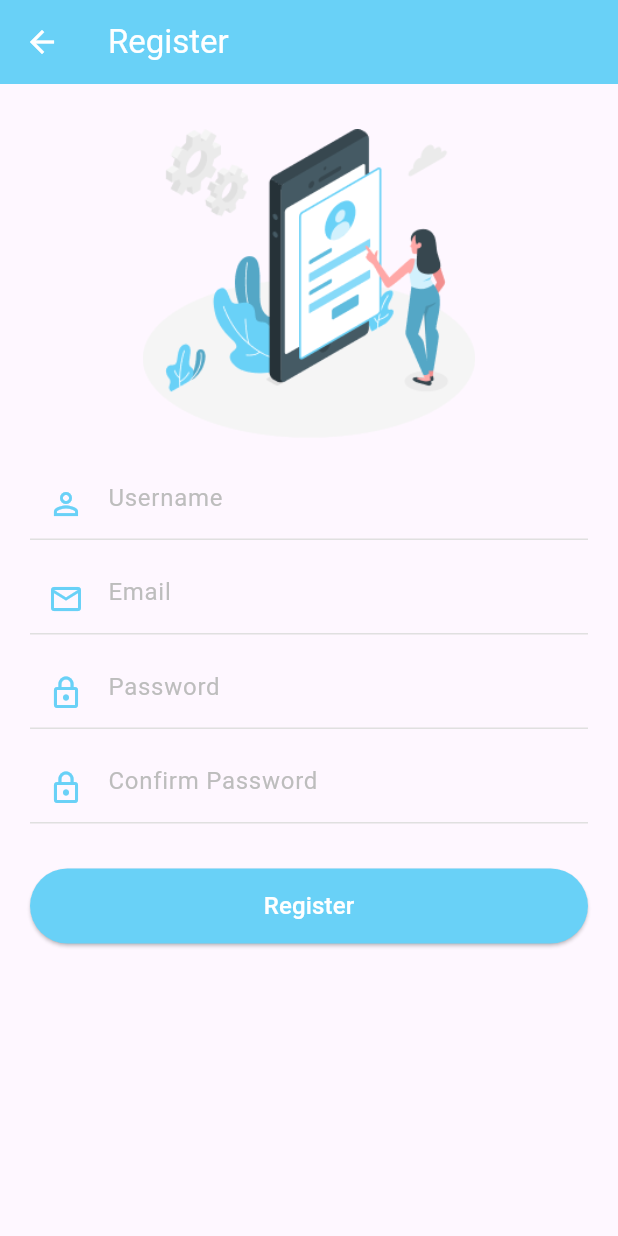
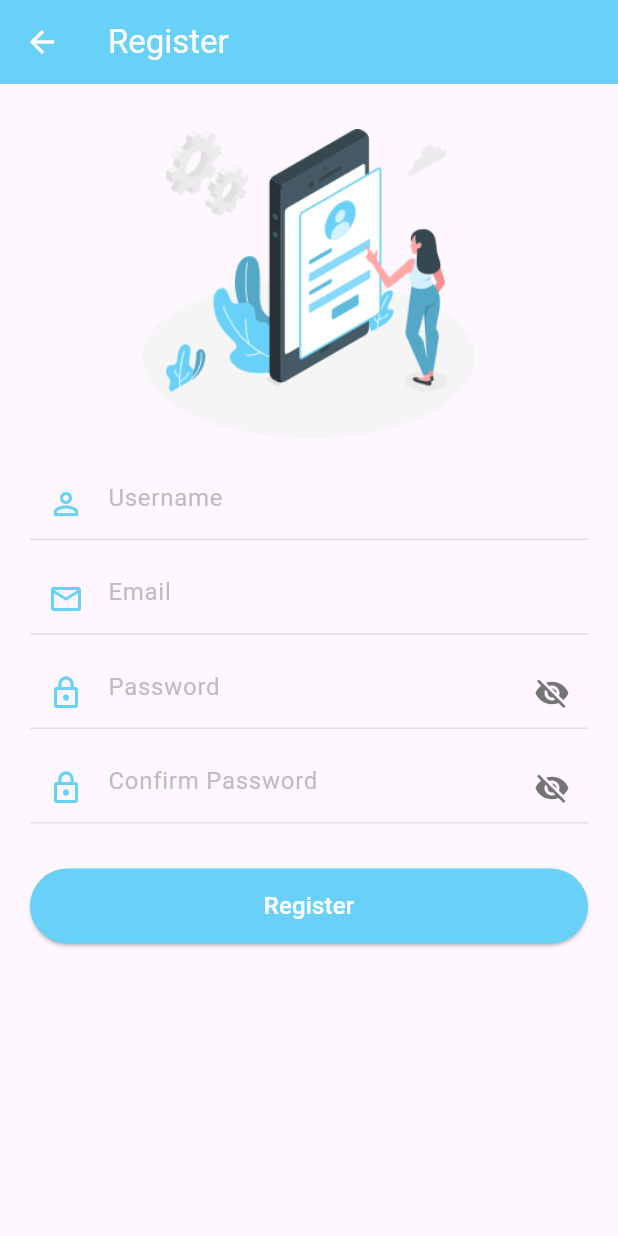
Before and after one commit to Ilhmnrlarif/UKK, a Flutter app: the screen it shows after launch, after a tap on "Sign up", on a phone screen of 412 x 824 dp. Run offline on Flutter 3.47's test engine with Material 3 defaults, Android fonts, the phone set to English and light mode, and no system bars; our stand-ins replace fl_chart, image_picker, supabase_flutter, table_calendar; accounts and stored records are empty; network calls fail.

Commit message:
design login/register

```diff
--- a/lib/form/login.dart
+++ b/lib/form/login.dart
@@ -15,6 +15,7 @@ class _LoginPageState extends State<LoginPage> {
   final _passwordController = TextEditingController();
   bool rememberMe = false;
   bool _isLoading = false;
+  bool _obscurePassword = true;
 
   Future<void> _signIn() async {
     setState(() {
@@ -83,7 +84,7 @@ class _LoginPageState extends State<LoginPage> {
             const SizedBox(height: 20),
             TextField(
               controller: _passwordController,
-              obscureText: true,
+              obscureText: _obscurePassword,
               decoration: InputDecoration(
                 prefixIcon: const Icon(Icons.lock_outline, color: Color(0xFF69D1F7)),
                 hintText: 'Password',
@@ -93,6 +94,17 @@ class _LoginPageState extends State<LoginPage> {
                 ),
                 focusedBorder: const UnderlineInputBorder(
                   borderSide: BorderSide(color: Color(0xFF69D1F7)),
+                ),
+                suffixIcon: IconButton(
+                  icon: Icon(
+                    _obscurePassword ? Icons.visibility_off : Icons.visibility,
+                    color: Colors.grey[600],
+                  ),
+                  onPressed: () {
+                    setState(() {
+                      _obscurePassword = !_obscurePassword;
+                    });
+                  },
                 ),
               ),
             ),
--- a/lib/form/register.dart
+++ b/lib/form/register.dart
@@ -14,6 +14,8 @@ class _RegisterPageState extends State<RegisterPage> {
   final _passwordController = TextEditingController();
   final _confirmPasswordController = TextEditingController();
   bool _isLoading = false;
+  bool _obscurePassword = true;
+  bool _obscureConfirmPassword = true;
 
   Future<void> _signUp() async {
     if (_passwordController.text != _confirmPasswordController.text) {
@@ -119,7 +121,7 @@ class _RegisterPageState extends State<RegisterPage> {
                 const SizedBox(height: 15),
                 TextField(
                   controller: _passwordController,
-                  obscureText: true,
+                  obscureText: _obscurePassword,
                   decoration: InputDecoration(
                     prefixIcon: const Icon(Icons.lock_outline, color: Color(0xFF69D1F7)),
                     hintText: 'Password',
@@ -130,12 +132,23 @@ class _RegisterPageState extends State<RegisterPage> {
                     focusedBorder: const UnderlineInputBorder(
                       borderSide: BorderSide(color: Color(0xFF69D1F7)),
                     ),
+                    suffixIcon: IconButton(
+                      icon: Icon(
+                        _obscurePassword ? Icons.visibility_off : Icons.visibility,
+                        color: Colors.grey[600],
+                      ),
+                      onPressed: () {
+                        setState(() {
+                          _obscurePassword = !_obscurePassword;
+                        });
+                      },
+                    ),
                   ),
                 ),
                 const SizedBox(height: 15),
                 TextField(
                   controller: _confirmPasswordController,
-                  obscureText: true,
+                  obscureText: _obscureConfirmPassword,
                   decoration: InputDecoration(
                     prefixIcon: const Icon(Icons.lock_outline, color: Color(0xFF69D1F7)),
                     hintText: 'Confirm Password',
@@ -145,6 +158,17 @@ class _RegisterPageState extends State<RegisterPage> {
                     ),
                     focusedBorder: const UnderlineInputBorder(
                       borderSide: BorderSide(color: Color(0xFF69D1F7)),
+                    ),
+                    suffixIcon: IconButton(
+                      icon: Icon(
+                        _obscureConfirmPassword ? Icons.visibility_off : Icons.visibility,
+                        color: Colors.grey[600],
+                      ),
+                      onPressed: () {
+                        setState(() {
+                          _obscureConfirmPassword = !_obscureConfirmPassword;
+                        });
+                      },
                     ),
                   ),
                 ),
```
Also changed, not shown: lib/page/task_detail.dart (+100 -1 lines).
